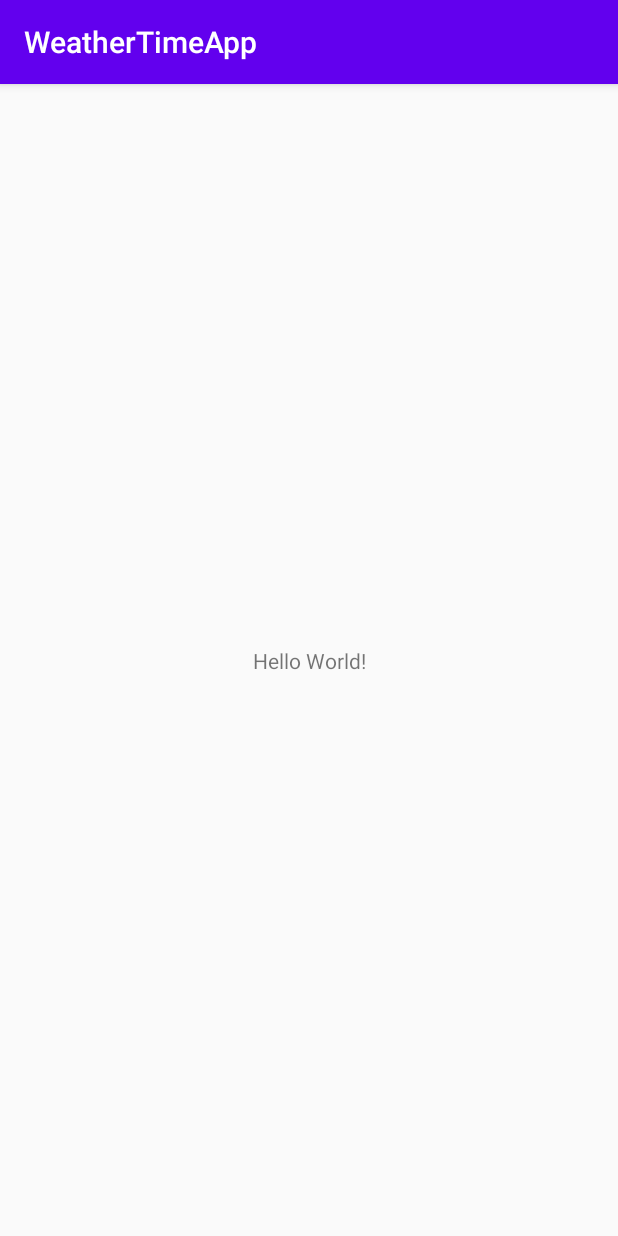
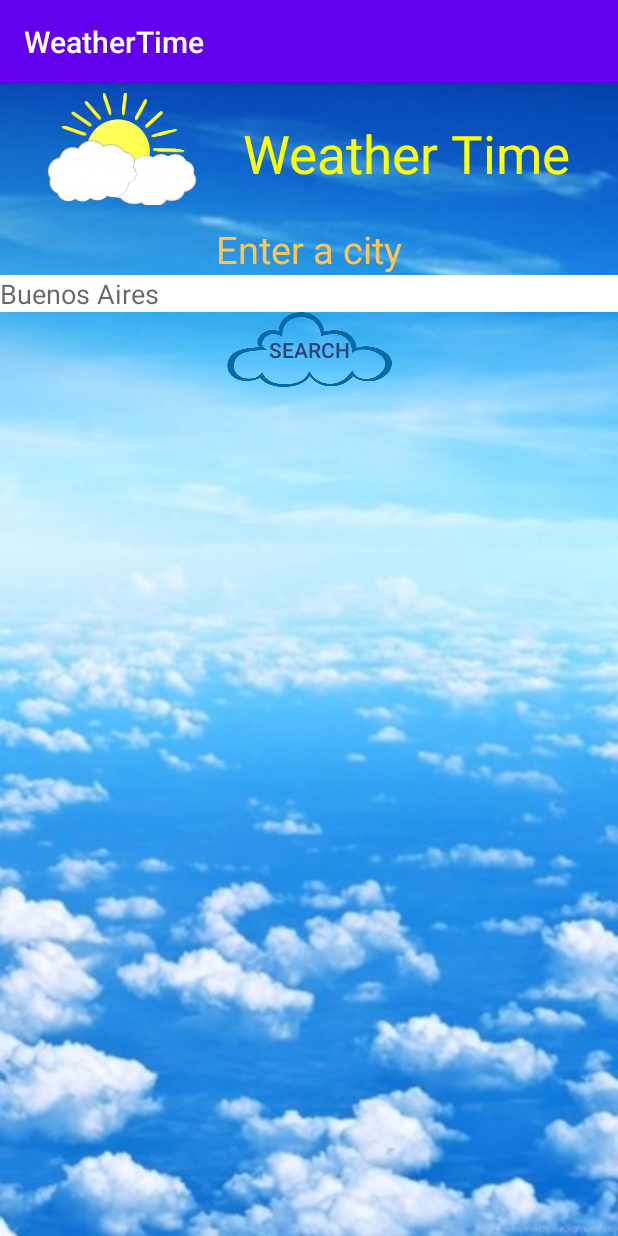
Before and after one commit to MarcosCGlobant/WeatherTime, an Android app: the screen it shows after launch (MainActivity), on a phone screen of 412 x 824 dp. Run offline under Robolectric (Android 15) with nearby library versions, the phone set to English and light mode, and no system bars.

Commit message:
added dependencies for the project and the main layout

```diff
--- a/app/build.gradle
+++ b/app/build.gradle
@@ -6,9 +6,14 @@ android {
     compileSdkVersion 29
     buildToolsVersion "29.0.3"
 
+    compileOptions {
+        sourceCompatibility JavaVersion.VERSION_1_8
+        targetCompatibility JavaVersion.VERSION_1_8
+    }
+
     defaultConfig {
         applicationId "com.example.weathertimeapp"
-        minSdkVersion 22
+        minSdkVersion 25
         targetSdkVersion 29
         versionCode 1
         versionName "1.0"
@@ -25,13 +30,33 @@ android {
 
 }
 
+repositories {
+    mavenCentral()
+    google()
+    maven { url "https://jitpack.io" }
+}
+
 dependencies {
     implementation fileTree(dir: 'libs', include: ['*.jar'])
     implementation "org.jetbrains.kotlin:kotlin-stdlib-jdk7:$kotlin_version"
     implementation 'androidx.appcompat:appcompat:1.1.0'
     implementation 'androidx.core:core-ktx:1.2.0'
     implementation 'androidx.constraintlayout:constraintlayout:1.1.3'
+    implementation 'com.squareup.retrofit2:retrofit:2.8.1'
+    implementation 'com.github.bumptech.glide:glide:4.11.0'
+    implementation 'com.facebook.stetho:stetho:1.5.1'
+    implementation 'com.facebook.stetho:stetho-okhttp3:1.5.1'
+
+    implementation 'androidx.legacy:legacy-support-v4:1.0.0'
+    implementation 'androidx.recyclerview:recyclerview:1.0.0'
+    annotationProcessor 'com.github.bumptech.glide:compiler:4.11.0'
+
     testImplementation 'junit:junit:4.12'
+    testImplementation "com.nhaarman.mockitokotlin2:mockito-kotlin:2.2.0"
+
     androidTestImplementation 'androidx.test.ext:junit:1.1.1'
     androidTestImplementation 'androidx.test.espresso:espresso-core:3.2.0'
+
+    debugImplementation "com.github.ChuckerTeam.Chucker:library:3.2.0"
+    releaseImplementation "com.github.ChuckerTeam.Chucker:library-no-op:3.2.0"
 }
--- a/app/src/main/res/layout/activity_main.xml
+++ b/app/src/main/res/layout/activity_main.xml
@@ -4,15 +4,68 @@
     xmlns:tools="http://schemas.android.com/tools"
     android:layout_width="match_parent"
     android:layout_height="match_parent"
+    android:background="@drawable/background"
     tools:context=".MainActivity">
 
+    <androidx.appcompat.widget.AppCompatImageView
+        android:id="@+id/activity_main_appIcon"
+        android:layout_width="@dimen/app_icon_width"
+        android:layout_height="@dimen/app_icon_height"
+        android:src="@drawable/icon"
+        app:layout_constraintBottom_toTopOf="@+id/activity_main_enter_city_text_view"
+        app:layout_constraintEnd_toStartOf="@+id/activity_main_app_name_text_view"
+        app:layout_constraintStart_toStartOf="parent"
+        app:layout_constraintTop_toTopOf="parent" />
+
     <TextView
+        android:id="@+id/activity_main_app_name_text_view"
         android:layout_width="wrap_content"
         android:layout_height="wrap_content"
-        android:text="Hello World!"
-        app:layout_constraintBottom_toBottomOf="parent"
-        app:layout_constraintLeft_toLeftOf="parent"
-        app:layout_constraintRight_toRightOf="parent"
+        android:text="@string/activity_main_app_name_text"
+        android:textColor="@color/app_name_text_color"
+        android:textSize="@dimen/app_name_text_size"
+        app:layout_constraintBottom_toTopOf="@+id/activity_main_enter_city_text_view"
+        app:layout_constraintEnd_toEndOf="parent"
+        app:layout_constraintStart_toEndOf="@id/activity_main_appIcon"
         app:layout_constraintTop_toTopOf="parent" />
 
+    <TextView
+        android:id="@+id/activity_main_enter_city_text_view"
+        android:layout_width="match_parent"
+        android:layout_height="wrap_content"
+        android:text="@string/activity_main_enter_city_name_text"
+        android:textAlignment="center"
+        android:textColor="@color/enter_city_text_color"
+        android:textSize="@dimen/enter_city_text_size"
+        app:layout_constraintTop_toBottomOf="@+id/activity_main_appIcon" />
+
+    <AutoCompleteTextView
+        android:id="@+id/activity_main_edit_text_city"
+        android:layout_width="match_parent"
+        android:layout_height="wrap_content"
+        android:background="@android:color/white"
+        android:hint="@string/activity_main_city_hint_text"
+        android:textColor="@android:color/black"
+        app:layout_constraintBottom_toTopOf="@+id/activity_main_button_search"
+        app:layout_constraintEnd_toEndOf="parent"
+        app:layout_constraintStart_toStartOf="parent"
+        app:layout_constraintTop_toBottomOf="@+id/activity_main_enter_city_text_view" />
+
+    <Button
+        android:id="@+id/activity_main_button_search"
+        style="@style/SearchButton"
+        android:background="@drawable/cloud"
+        android:text="@string/activity_main_search_button"
+        app:layout_constraintBottom_toTopOf="@+id/guideline1"
+        app:layout_constraintEnd_toEndOf="parent"
+        app:layout_constraintStart_toStartOf="parent"
+        app:layout_constraintTop_toBottomOf="@+id/activity_main_edit_text_city" />
+
+    <androidx.constraintlayout.widget.Guideline
+        android:id="@+id/guideline1"
+        android:layout_width="wrap_content"
+        android:layout_height="wrap_content"
+        android:orientation="horizontal"
+        app:layout_constraintGuide_begin="@dimen/activity_main_guideline_begin" />
+
 </androidx.constraintlayout.widget.ConstraintLayout>
--- a/app/src/main/res/values/colors.xml
+++ b/app/src/main/res/values/colors.xml
@@ -3,4 +3,7 @@
     <color name="colorPrimary">#6200EE</color>
     <color name="colorPrimaryDark">#3700B3</color>
     <color name="colorAccent">#03DAC5</color>
+    <color name="color_button_search">#2E4272</color>
+    <color name="app_name_text_color">#ffff00</color>
+    <color name="enter_city_text_color">#FFC44F</color>
 </resources>
--- /dev/null
+++ b/app/src/main/res/values/dimens.xml
@@ -0,0 +1,10 @@
+<?xml version="1.0" encoding="utf-8"?>
+<resources>
+    <dimen name="button_search_width">110dp</dimen>
+    <dimen name="button_search_height">50dp</dimen>
+    <dimen name="activity_main_guideline_begin">202dp</dimen>
+    <dimen name="app_icon_width">100dp</dimen>
+    <dimen name="app_icon_height">100dp</dimen>
+    <dimen name="app_name_text_size">35sp</dimen>
+    <dimen name="enter_city_text_size">25sp</dimen>
+</resources>
--- a/app/src/main/res/values/strings.xml
+++ b/app/src/main/res/values/strings.xml
@@ -1,3 +1,7 @@
 <resources>
-    <string name="app_name">WeatherTimeApp</string>
+    <string name="app_name">WeatherTime</string>
+    <string name="activity_main_search_button">Search</string>
+    <string name="activity_main_enter_city_name_text">Enter a city</string>
+    <string name="activity_main_city_hint_text">Buenos Aires</string>
+    <string name="activity_main_app_name_text">Weather Time</string>
 </resources>
--- a/app/src/main/res/values/styles.xml
+++ b/app/src/main/res/values/styles.xml
@@ -8,4 +8,11 @@
         <item name="colorAccent">@color/colorAccent</item>
     </style>
 
+    <style name="SearchButton" >
+        <item name="android:layout_width">@dimen/button_search_width</item>
+        <item name="android:layout_height">@dimen/button_search_height</item>
+        <item name="android:textColor">@color/color_button_search</item>
+    </style>
+
+
 </resources>
```
Also changed, not shown: app/src/main/java/com/example/weathertimeapp/MainActivity.kt (line endings or trailing spaces), app/src/main/res/drawable/background.jpg (added), app/src/main/res/drawable/cloud.png (added), app/src/main/res/drawable/icon.png (added), 1 other file.
